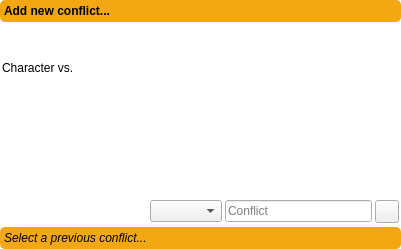
This is ui/character_conflict_widget.ui in zkovari/plotlyst as Qt 5 draws it before an edit. The edited form follows.
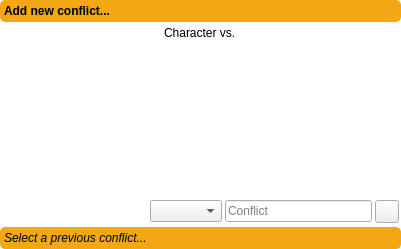
This is the edited form.

Commit message: compact conflict selector

What changed in the file:
```diff
--- a/ui/character_conflict_widget.ui
+++ b/ui/character_conflict_widget.ui
@@ -65,7 +65,7 @@
         <x>0</x>
         <y>0</y>
         <width>401</width>
-        <height>201</height>
+        <height>197</height>
        </rect>
       </property>
       <property name="styleSheet">
@@ -90,8 +90,14 @@
        <property name="bottomMargin">
         <number>2</number>
        </property>
-       <item>
+       <item alignment="Qt::AlignHCenter">
         <widget class="QLabel" name="lblConflictType">
+         <property name="sizePolicy">
+          <sizepolicy hsizetype="Preferred" vsizetype="Maximum">
+           <horstretch>0</horstretch>
+           <verstretch>0</verstretch>
+          </sizepolicy>
+         </property>
          <property name="text">
           <string>Character vs.</string>
          </property>
@@ -118,6 +124,18 @@
           <property name="spacing">
            <number>3</number>
           </property>
+          <property name="leftMargin">
+           <number>2</number>
+          </property>
+          <property name="topMargin">
+           <number>2</number>
+          </property>
+          <property name="rightMargin">
+           <number>2</number>
+          </property>
+          <property name="bottomMargin">
+           <number>2</number>
+          </property>
           <item>
            <widget class="QToolButton" name="btnCharacter">
             <property name="cursor">
```
Left out of the diff: 14 changed lines with no effect on the pictures.
